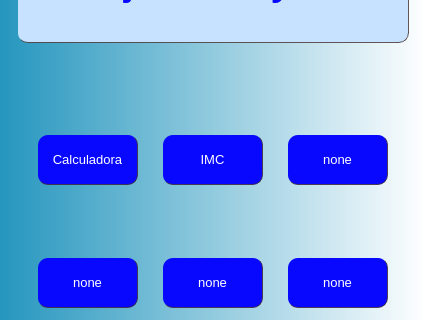
First picture: the form in tela_main.ui, repository eliezersilva-dev/Projeto_Python_PyQt5_QtDesigner, before the edit; both pictures show x 0 to 427 and y 129 to 449 of the 427 by 580 pixel window.
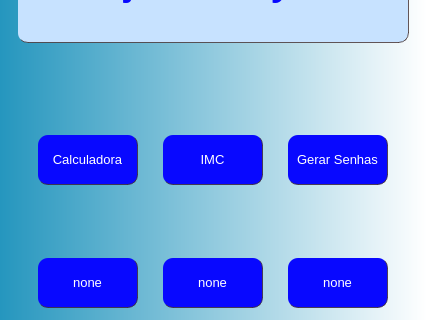
Second picture: the form after the edit.

Patch:
```diff
--- a/tela_main.ui
+++ b/tela_main.ui
@@ -415,7 +415,7 @@
 </string>
          </property>
          <property name="text">
-          <string>none</string>
+          <string>Gerar Senhas</string>
          </property>
         </widget>
        </item>
```
Left out of the diff: 2 changed lines with no effect on the pictures.
